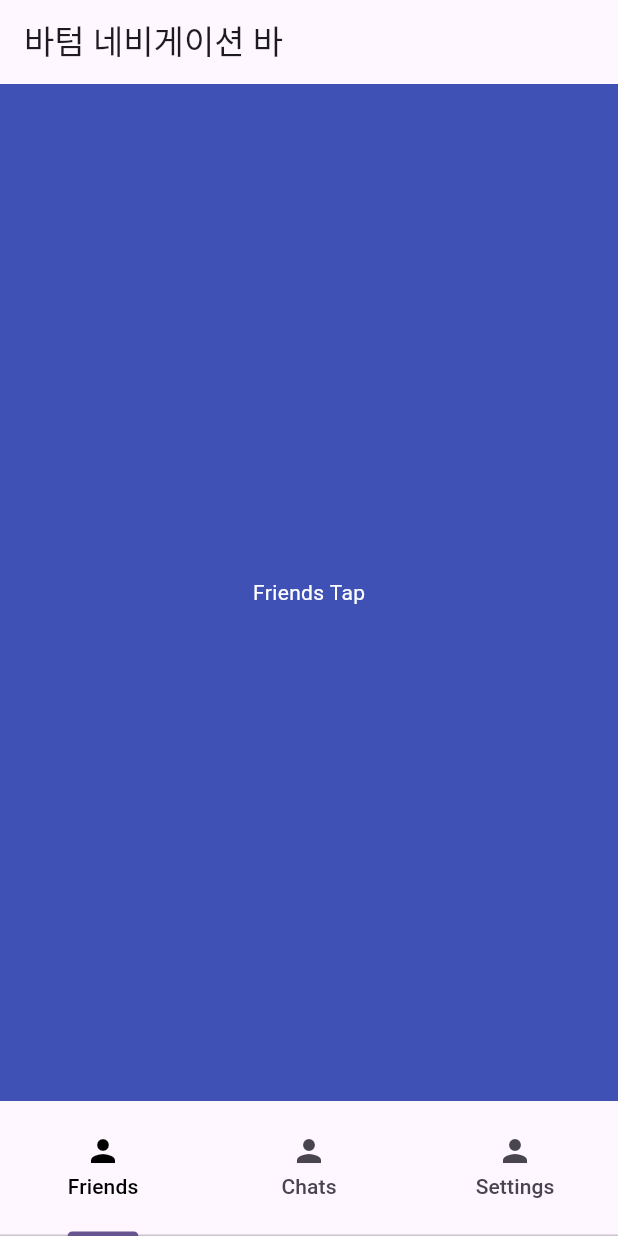
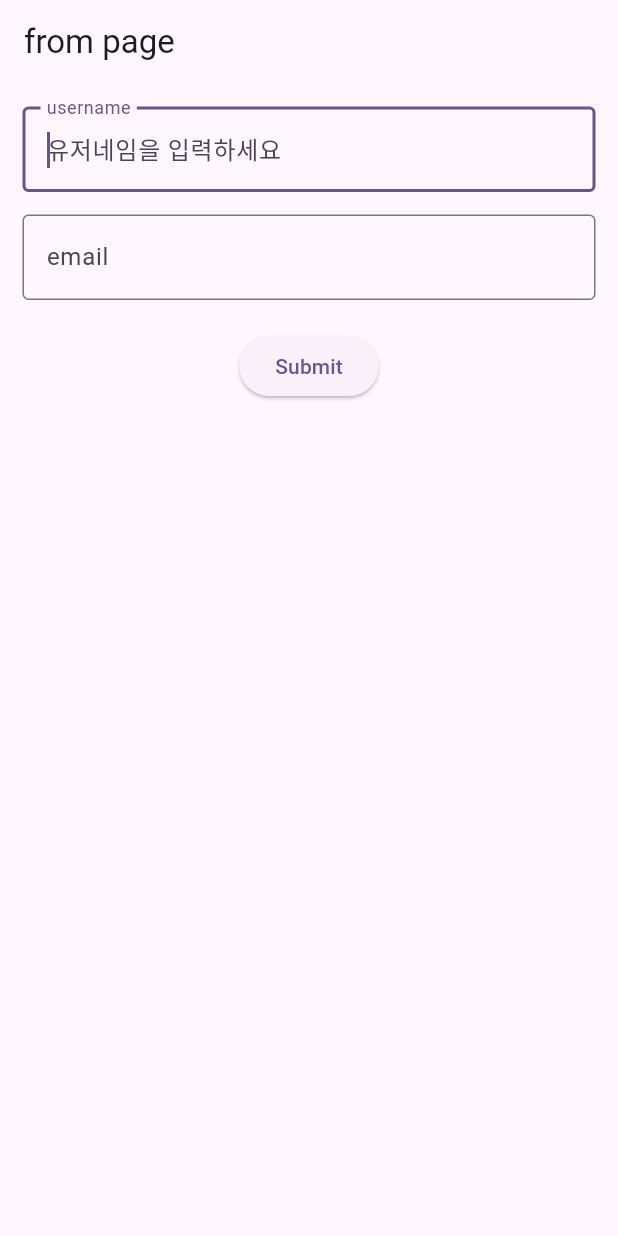
Before and after one commit to gunho0421/flutter, a Flutter app: the screen it shows after launch, on a phone screen of 412 x 824 dp. Run offline on Flutter 3.47's test engine with Material 3 defaults, Android fonts, the phone set to English and light mode, and no system bars.

Commit message:
점심 먹기 전

```diff
--- /dev/null
+++ b/lib/form_home_page.dart
@@ -0,0 +1,100 @@
+import 'package:flutter/material.dart';
+
+
+class MyHomePage extends StatefulWidget {
+  const MyHomePage({super.key});
+
+  @override
+  State<MyHomePage> createState() => _MyHomePageState();
+}
+
+class _MyHomePageState extends State<MyHomePage> {
+
+  final _key = GlobalKey<FormState>();
+  late String _username, _email;
+
+
+
+  @override
+  Widget build(BuildContext context) {
+    return Scaffold(
+      appBar: AppBar(
+        title: Text("from page"),
+      ),
+      body: Container(
+        padding: EdgeInsets.all(15),
+        child: Form(
+          key: _key,
+          child: Column(
+            children: [
+              usernameInput(),
+              const SizedBox(height: 15),
+              emailInput(),
+              const SizedBox(height: 20),
+              submitButton()
+            ],
+          ),
+        ),
+      ),
+    );
+  }
+
+
+  Widget usernameInput() {
+    return TextFormField(
+      autofocus: true,
+      validator: (val) {
+        if(val == null || val.isEmpty) {
+          return 'The input is empty';
+        } else {
+          return null;
+        }
+      },
+      onSaved: (username) => _username = username ?? '',
+      decoration: const InputDecoration(
+        border: OutlineInputBorder(),
+        hintText: '유저네임을 입력하세요',
+        labelText: 'username',
+      ),
+    );
+  }
+
+  Widget emailInput() {
+    return TextFormField(
+      autofocus: true,
+      validator: (val) {
+        if(val == null || val.isEmpty) {
+          return 'The input is empty';
+        } else {
+          return null;
+        }
+      },
+      onSaved: (email) => _email = email ?? '',
+      decoration: const InputDecoration(
+        border: OutlineInputBorder(),
+        hintText: '이메일을 입력하세요',
+        labelText: 'email',
+      ),
+    );
+  }
+
+  Widget submitButton() {
+    return ElevatedButton(
+        onPressed: () {
+          print('버튼이 눌렸습니다');
+
+          if(_key.currentState!.validate()){
+            _key.currentState!.save();
+            Navigator.pushNamed(
+              context,
+              '/success',
+              arguments: {'username': _username, 'eamil': _email},
+            );
+          }
+        },
+        child: Container(
+          child: Text("Submit"),
+        )
+    );
+  }
+}
--- a/lib/main.dart
+++ b/lib/main.dart
@@ -1,6 +1,7 @@
+import 'package:app/form_success_page.dart';
 import 'package:flutter/material.dart';
 
-import 'bottom_navigator_bar.dart';
+import 'form_home_page.dart';
 
 void main() {
   runApp(const MyApp());
@@ -18,7 +19,12 @@ class MyApp extends StatelessWidget {
         colorScheme: ColorScheme.fromSeed(seedColor: Colors.deepPurple),
         useMaterial3: true,
       ),
-      home: const MyHomePage(),
+      initialRoute: '/',
+      routes: {
+        '/': (context) => MyHomePage(),
+        '/success': (context) => SuccessPage(),
+      },
+      // home: const MyHomePage()
     );
   }
 }
```
Also changed, not shown: lib/form_success_page.dart (added, +32 -0 lines).
